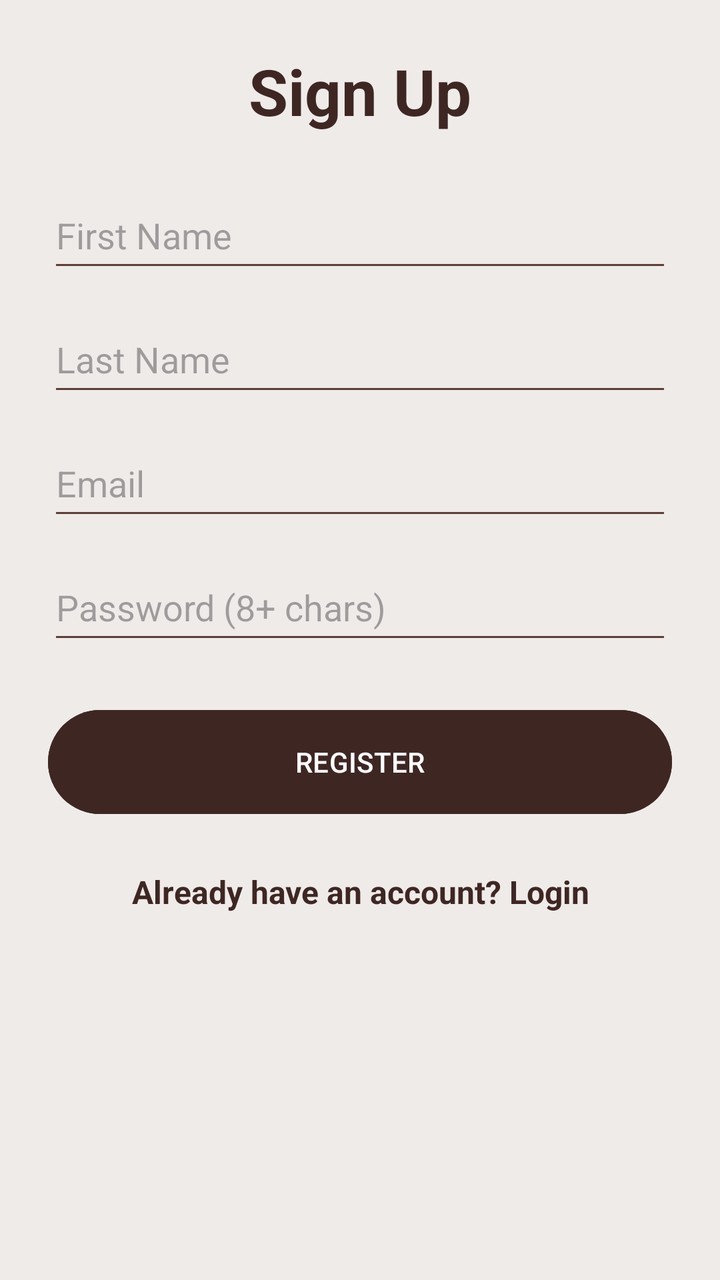
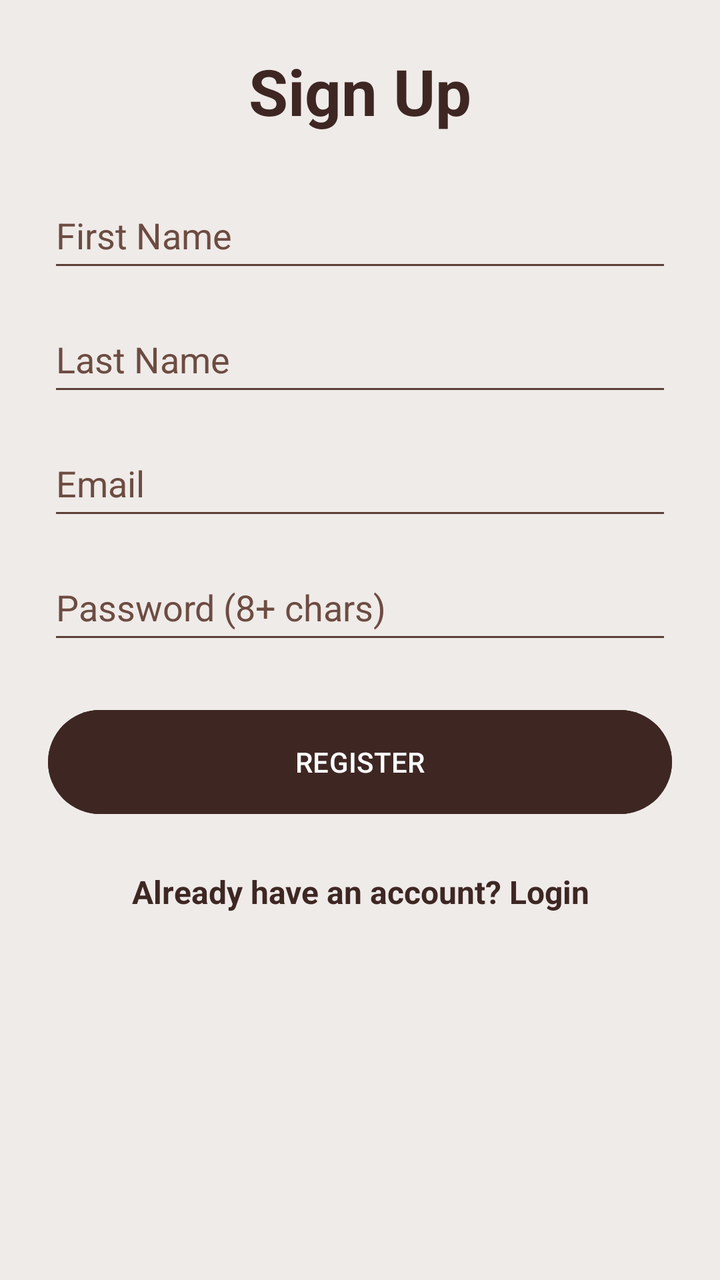

An Android layout rendered at two revisions. The XML below is the earlier revision; the diff shows what the commit changed to produce the second picture.
<!-- AndroidManifest.xml: application theme Theme.OlympMathMentor -->
<!-- res/layout/activity_signup.xml -->
<?xml version="1.0" encoding="utf-8"?>
<ScrollView xmlns:android="http://schemas.android.com/apk/res/android"
    android:layout_width="match_parent"
    android:layout_height="match_parent"
    android:background="@color/soft_beige">

    <LinearLayout
        android:layout_width="match_parent"
        android:layout_height="wrap_content"
        android:orientation="vertical"
        android:padding="24dp">

        <TextView
            android:layout_width="match_parent"
            android:layout_height="wrap_content"
            android:text="Sign Up"
            android:textColor="@color/deep_brown"
            android:textSize="32sp"
            android:textStyle="bold"
            android:gravity="center"
            android:layout_marginBottom="24dp" />

        <EditText android:id="@+id/etName" android:layout_width="match_parent" android:layout_height="50dp" android:hint="First Name" android:backgroundTint="@color/earth_brown" android:layout_marginBottom="12dp" />
        <EditText android:id="@+id/etSurname" android:layout_width="match_parent" android:layout_height="50dp" android:hint="Last Name" android:backgroundTint="@color/earth_brown" android:layout_marginBottom="12dp" />
        <EditText android:id="@+id/etEmail" android:layout_width="match_parent" android:layout_height="50dp" android:hint="Email" android:inputType="textEmailAddress" android:backgroundTint="@color/earth_brown" android:layout_marginBottom="12dp" />
        <EditText android:id="@+id/etPassword" android:layout_width="match_parent" android:layout_height="50dp" android:hint="Password (8+ chars)" android:inputType="textPassword" android:backgroundTint="@color/earth_brown" android:layout_marginBottom="24dp" />

        <Button
            android:id="@+id/btnRegister"
            android:layout_width="match_parent"
            android:layout_height="60dp"
            android:text="REGISTER"
            android:textColor="@color/white"
            android:backgroundTint="@color/deep_brown" />
        <TextView
            android:id="@+id/tvGoToLogin"
            android:layout_width="match_parent"
            android:layout_height="wrap_content"
            android:text="Already have an account? Login"
            android:textColor="@color/deep_brown"
            android:textSize="16sp"
            android:textStyle="bold"
            android:gravity="center"
            android:layout_marginTop="24dp" />
    </LinearLayout>
</ScrollView>
<!-- resources referenced by this layout -->
<resources>
  <color name="deep_brown">#3E2723</color>
  <color name="earth_brown">#5D4037</color>
  <color name="soft_beige">#EFEBE9</color>
  <color name="white">#FFFFFF</color>
  <style name="Theme.OlympMathMentor" parent="Base.Theme.OlympMathMentor" />
  <style name="Base.Theme.OlympMathMentor" parent="Theme.Material3.DayNight.NoActionBar">
          
          
      </style>
</resources>

<!-- the commit's change to res/layout/activity_signup.xml (unified diff, before → after) -->
@@ -2,7 +2,8 @@
 <ScrollView xmlns:android="http://schemas.android.com/apk/res/android"
     android:layout_width="match_parent"
     android:layout_height="match_parent"
-    android:background="@color/soft_beige">
+    android:background="@color/soft_beige"
+    android:fillViewport="true">
 
     <LinearLayout
         android:layout_width="match_parent"
@@ -20,18 +21,56 @@
             android:gravity="center"
             android:layout_marginBottom="24dp" />
 
-        <EditText android:id="@+id/etName" android:layout_width="match_parent" android:layout_height="50dp" android:hint="First Name" android:backgroundTint="@color/earth_brown" android:layout_marginBottom="12dp" />
-        <EditText android:id="@+id/etSurname" android:layout_width="match_parent" android:layout_height="50dp" android:hint="Last Name" android:backgroundTint="@color/earth_brown" android:layout_marginBottom="12dp" />
-        <EditText android:id="@+id/etEmail" android:layout_width="match_parent" android:layout_height="50dp" android:hint="Email" android:inputType="textEmailAddress" android:backgroundTint="@color/earth_brown" android:layout_marginBottom="12dp" />
-        <EditText android:id="@+id/etPassword" android:layout_width="match_parent" android:layout_height="50dp" android:hint="Password (8+ chars)" android:inputType="textPassword" android:backgroundTint="@color/earth_brown" android:layout_marginBottom="24dp" />
+        <EditText
+            android:id="@+id/etName"
+            android:layout_width="match_parent"
+            android:layout_height="50dp"
+            android:hint="First Name"
+            android:textColorHint="#6D4C41"
+            android:backgroundTint="@color/earth_brown"
+            android:layout_marginBottom="12dp"
+            android:textColor="#000000" />
+
+        <EditText
+            android:id="@+id/etSurname"
+            android:layout_width="match_parent"
+            android:layout_height="50dp"
+            android:hint="Last Name"
+            android:textColorHint="#6D4C41"
+            android:backgroundTint="@color/earth_brown"
+            android:layout_marginBottom="12dp"
+            android:textColor="#000000"/>
+
+        <EditText
+            android:id="@+id/etEmail"
+            android:layout_width="match_parent"
+            android:layout_height="50dp"
+            android:hint="Email"
+            android:textColorHint="#6D4C41"
+            android:inputType="textEmailAddress"
+            android:backgroundTint="@color/earth_brown"
+            android:layout_marginBottom="12dp"
+            android:textColor="#000000"/>
+
+        <EditText
+            android:id="@+id/etPassword"
+            android:layout_width="match_parent"
+            android:layout_height="50dp"
+            android:hint="Password (8+ chars)"
+            android:textColorHint="#6D4C41"
+            android:inputType="textPassword"
+            android:backgroundTint="@color/earth_brown"
+            android:layout_marginBottom="24dp"
+            android:textColor="#000000" />
 
         <Button
             android:id="@+id/btnRegister"
             android:layout_width="match_parent"
             android:layout_height="60dp"
             android:text="REGISTER"
-            android:textColor="@color/white"
+            android:textColor="#FFFFFF"
             android:backgroundTint="@color/deep_brown" />
+
         <TextView
             android:id="@+id/tvGoToLogin"
             android:layout_width="match_parent"
@@ -42,5 +81,6 @@
             android:textStyle="bold"
             android:gravity="center"
             android:layout_marginTop="24dp" />
+
     </LinearLayout>
 </ScrollView>
<!-- resource entries referenced after the edit -->
@@ -3,7 +3,6 @@
   <color name="deep_brown">#3E2723</color>
   <color name="earth_brown">#5D4037</color>
   <color name="soft_beige">#EFEBE9</color>
-  <color name="white">#FFFFFF</color>
   <style name="Theme.OlympMathMentor" parent="Base.Theme.OlympMathMentor" />
   <style name="Base.Theme.OlympMathMentor" parent="Theme.Material3.DayNight.NoActionBar">
           
